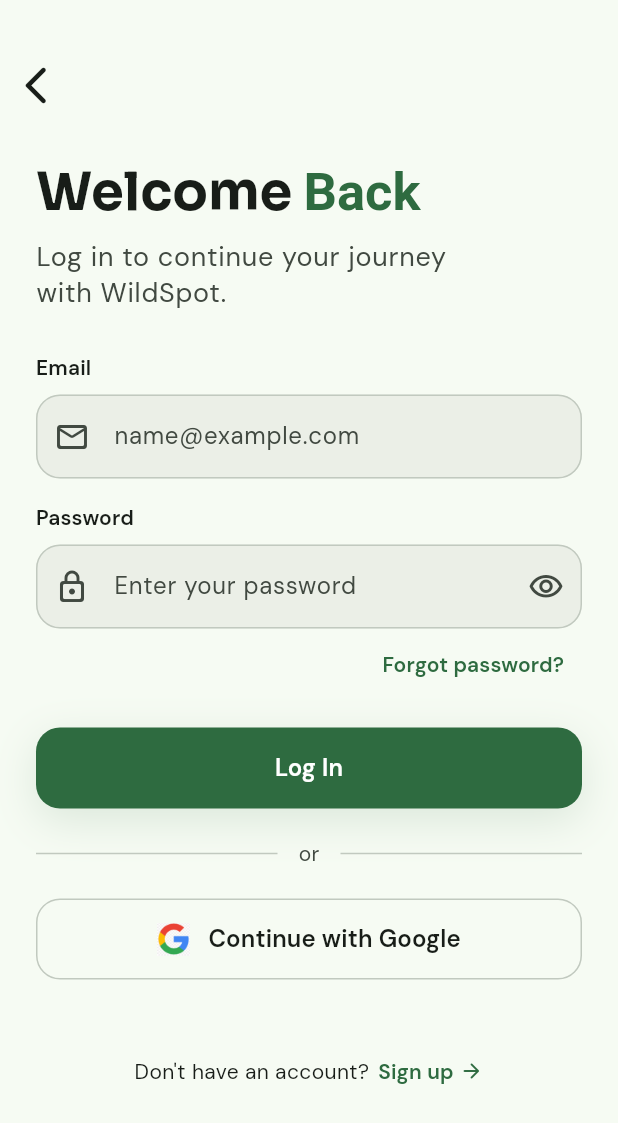
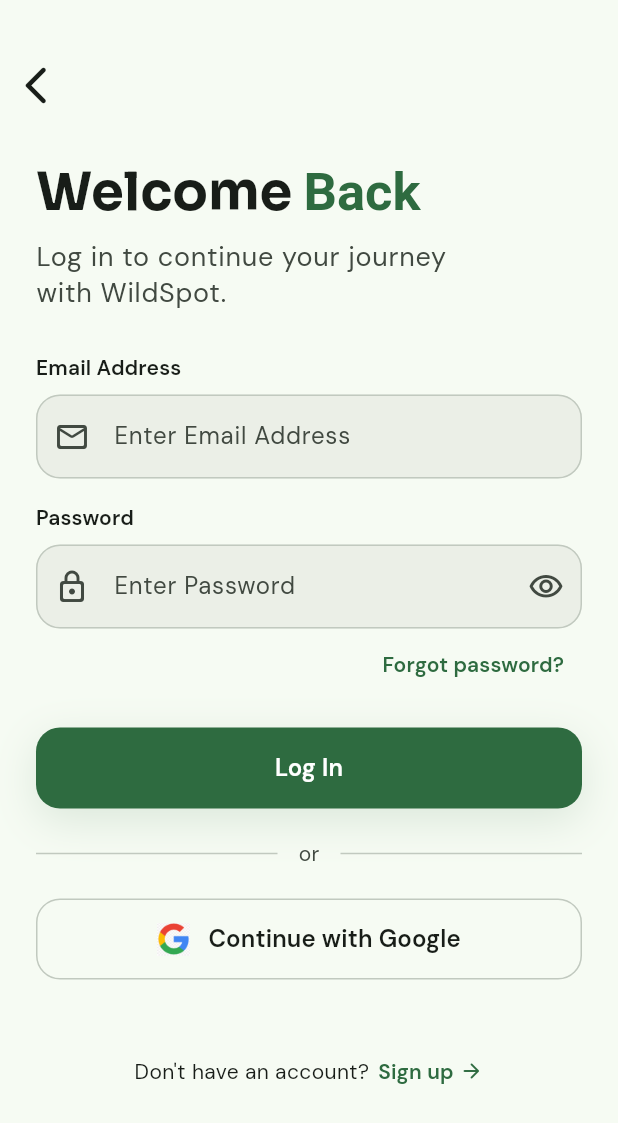
Before and after one commit to ziziyn/WildSpot, a Flutter app: the screen it shows after launch, after a tap on "Get Started", on a phone screen of 412 x 824 dp. Shown: the top 1123 px of the screen. Run offline on Flutter 3.47's test engine with Material 3 defaults, Android fonts, the light colour scheme and no system bars; our stand-ins replace fl_chart, shared_preferences.

Commit message:
register, login, welcome revisi

```diff
--- a/lib/pages/login_page.dart
+++ b/lib/pages/login_page.dart
@@ -96,8 +96,8 @@ class _LoginScreenState extends State<LoginScreen> {
           crossAxisAlignment: CrossAxisAlignment.start,
           children: [
             AuthField(
-              label: 'Email',
-              hint: 'name@example.com',
+              label: 'Email Address',
+              hint: 'Enter Email Address',
               icon: Icons.mail_outline_rounded,
               controller: _emailController,
               keyboardType: TextInputType.emailAddress,
@@ -109,7 +109,7 @@ class _LoginScreenState extends State<LoginScreen> {
 
             AuthField(
               label: 'Password',
-              hint: 'Enter your password',
+              hint: 'Enter Password',
               icon: Icons.lock_outline_rounded,
               controller: _passwordController,
               obscure: _obscurePassword,
--- a/lib/pages/register_page.dart
+++ b/lib/pages/register_page.dart
@@ -1,8 +1,6 @@
 import 'package:flutter/material.dart';
-
 import '../components/auth_widget.dart';
 import '../core/app_theme.dart';
-
 import 'package:wild_spot/main.dart';
 
 import 'login_page.dart';
@@ -117,8 +115,8 @@ class _RegisterScreenState extends State<RegisterScreen> {
           crossAxisAlignment: CrossAxisAlignment.start,
           children: [
             AuthField(
-              label: 'Name',
-              hint: 'Three Works Too',
+              label: 'Username',
+              hint: 'Create a Username',
               icon: Icons.person_outline_rounded,
               controller: _nameController,
               textInputAction: TextInputAction.next,
@@ -135,8 +133,8 @@ class _RegisterScreenState extends State<RegisterScreen> {
             const SizedBox(height: 11),
 
             AuthField(
-              label: 'Email',
-              hint: 'name@example.com',
+              label: 'Email Address',
+              hint: 'Enter Email Address',
               icon: Icons.mail_outline_rounded,
               controller: _emailController,
               keyboardType: TextInputType.emailAddress,
@@ -148,7 +146,7 @@ class _RegisterScreenState extends State<RegisterScreen> {
 
             AuthField(
               label: 'Password',
-              hint: 'Create a password',
+              hint: 'Create a Password',
               icon: Icons.lock_outline_rounded,
               controller: _passwordController,
               obscure: _obscurePassword,
@@ -165,7 +163,7 @@ class _RegisterScreenState extends State<RegisterScreen> {
 
             AuthField(
               label: 'Confirm Password',
-              hint: 'Confirm your password',
+              hint: 'Confirm Password',
               icon: Icons.lock_outline_rounded,
               controller: _confirmController,
               obscure: _obscureConfirm,
--- a/lib/pages/welcome_page.dart
+++ b/lib/pages/welcome_page.dart
@@ -1,4 +1,5 @@
 import 'package:flutter/material.dart';
+import 'package:shared_preferences/shared_preferences.dart';
 
 import '../core/app_theme.dart';
 
@@ -14,8 +15,65 @@ const _kForestImage = 'assets/forest.jpeg';
 // WELCOME SCREEN
 // ===========================================================================
 
-class WelcomeScreen extends StatelessWidget {
+const _kSeenWelcomeKey = 'seen_welcome';
+
+/// Gerbang awal: Welcome hanya tampil saat pertama kali aplikasi dibuka.
+/// Pada pembukaan berikutnya user langsung diarahkan ke LoginScreen
+/// (shortcut untuk pengguna yang sering memakai aplikasi).
+class WelcomeScreen extends StatefulWidget {
   const WelcomeScreen({super.key});
+
+  @override
+  State<WelcomeScreen> createState() => _WelcomeScreenState();
+}
+
+class _WelcomeScreenState extends State<WelcomeScreen> {
+  late final Future<bool> _seenFuture = _loadSeen();
+
+  Future<bool> _loadSeen() async {
+    try {
+      final prefs = await SharedPreferences.getInstance();
+      return prefs.getBool(_kSeenWelcomeKey) ?? false;
+    } catch (_) {
+      return false;
+    }
+  }
+
+  Future<void> _markSeen() async {
+    try {
+      final prefs = await SharedPreferences.getInstance();
+      await prefs.setBool(_kSeenWelcomeKey, true);
+    } catch (_) {}
+  }
+
+  void _getStarted() {
+    _markSeen();
+    Navigator.of(context).pushReplacement(
+      MaterialPageRoute(builder: (_) => const LoginScreen()),
+    );
+  }
+
+  @override
+  Widget build(BuildContext context) {
+    return FutureBuilder<bool>(
+      future: _seenFuture,
+      builder: (context, snapshot) {
+        if (!snapshot.hasData) {
+          return Scaffold(backgroundColor: context.wsBrand.forest);
+        }
+        if (snapshot.data!) {
+          return const LoginScreen();
+        }
+        return _WelcomeView(onGetStarted: _getStarted);
+      },
+    );
+  }
+}
+
+class _WelcomeView extends StatelessWidget {
+  const _WelcomeView({required this.onGetStarted});
+
+  final VoidCallback onGetStarted;
 
   @override
   Widget build(BuildContext context) {
@@ -116,13 +174,7 @@ class WelcomeScreen extends StatelessWidget {
                     width: double.infinity,
                     height: 58,
                     child: ElevatedButton(
-                      onPressed: () {
-                        Navigator.of(context).push(
-                          MaterialPageRoute(
-                            builder: (_) => const LoginScreen(),
-                          ),
-                        );
-                      },
+                      onPressed: onGetStarted,
                       style: ElevatedButton.styleFrom(
                         backgroundColor: scheme.primaryContainer,
                         foregroundColor: scheme.onPrimaryContainer,
@@ -205,7 +257,7 @@ class _Brand extends StatelessWidget {
         // TAGLINE
         // -------------------------------------------------------------------
         Text(
-          'EXPLORE  â€¢  OBSERVE  â€¢  PROTECT',
+  'EXPLORE  \u2022  OBSERVE  \u2022  PROTECT',
   style: text.labelSmall?.copyWith(
     color: scheme.onPrimary,
     fontSize: 12.5,
--- a/pubspec.yaml
+++ b/pubspec.yaml
@@ -14,6 +14,7 @@ dependencies:
   fl_chart: ^1.2.0
   cupertino_icons: ^1.0.8
   font_awesome_flutter: ^11.0.0
+  shared_preferences: ^2.5.3
 
 dev_dependencies:
   flutter_test:
```
Also changed, not shown: pubspec.lock, 3 other files. Lines whose indentation alone changed are shown as unchanged.
